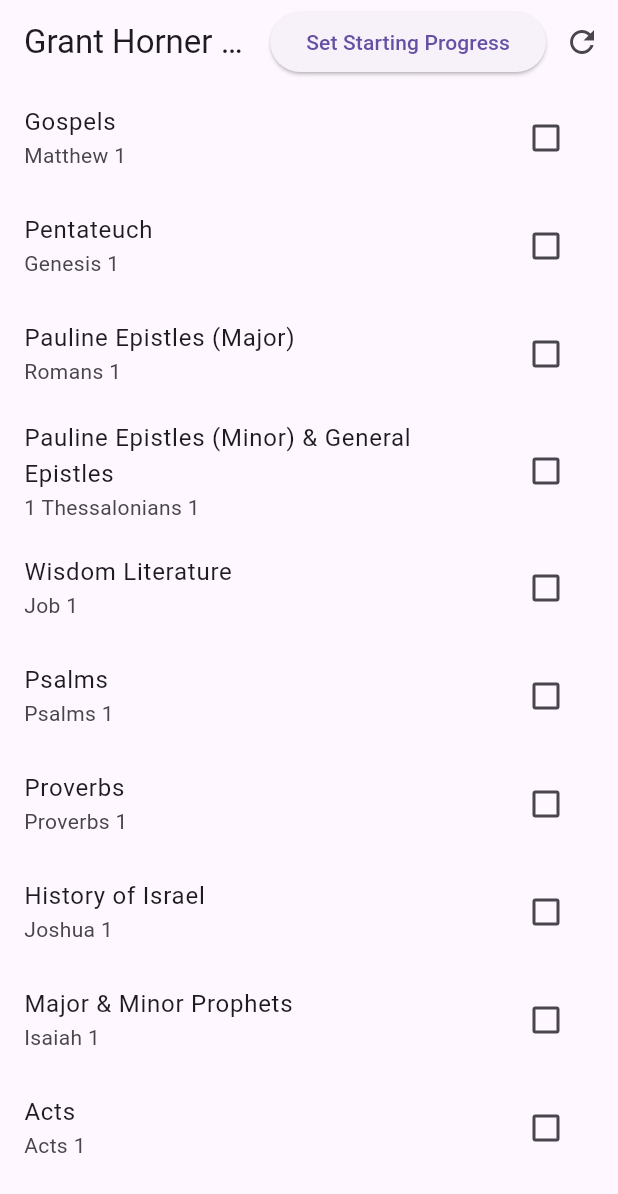
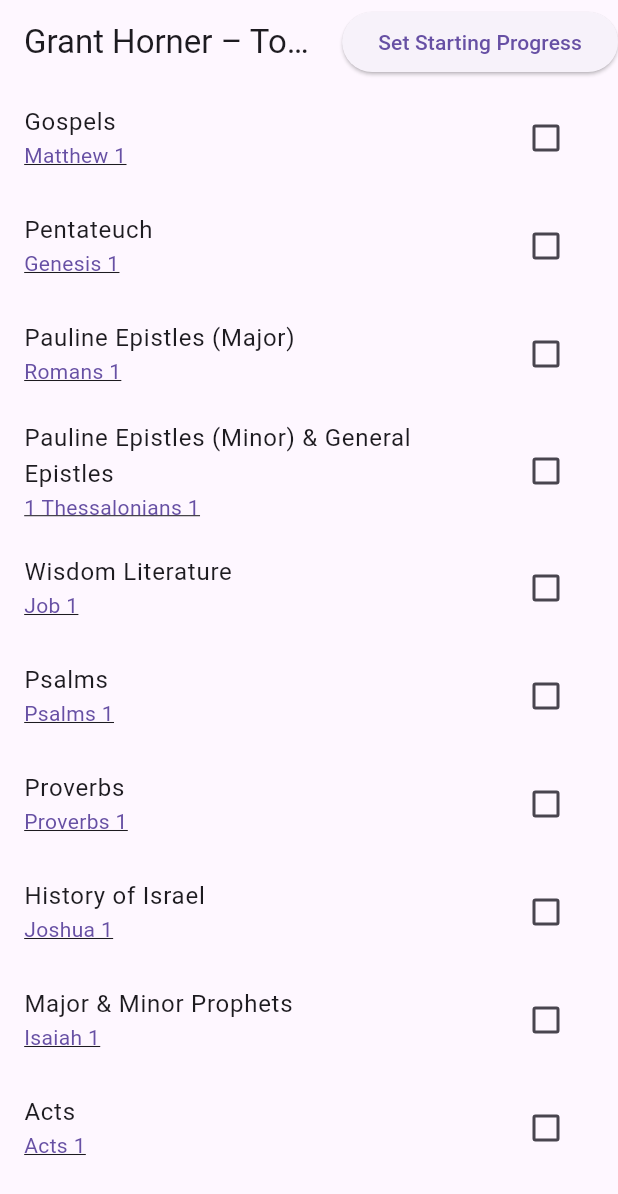
Before and after one commit to eltithecoder/grant_horners_system, a Flutter app: the screen it shows after launch, on a phone screen of 412 x 824 dp. Shown: the top 1194 px of the screen. Run offline on Flutter 3.47's test engine with Material 3 defaults, Android fonts, the phone set to English and light mode, and no system bars; our stand-ins replace firebase_core, shared_preferences; accounts and stored records are empty; statements that could not run were skipped.

Commit message:
changed pwa icons and added deep links

```diff
--- a/lib/main.dart
+++ b/lib/main.dart
@@ -1,7 +1,7 @@
 import 'package:firebase_core/firebase_core.dart';
 import 'package:flutter/material.dart';
 import 'package:grant_horners_system/firebase_options.dart';
-import 'package:grant_horners_system/presentation/home/home_page.dart';
+import 'package:grant_horners_system/presentation/home_page.dart';
 
 void main() async {
   await Firebase.initializeApp(options: DefaultFirebaseOptions.currentPlatform);
@@ -15,7 +15,7 @@ class MyApp extends StatelessWidget {
   @override
   Widget build(BuildContext context) {
     return MaterialApp(
-      title: 'Flutter Demo',
+      title: 'Bible Track',
       debugShowCheckedModeBanner: false,
       theme: ThemeData.light(),
       darkTheme: ThemeData.dark(),
--- a/lib/presentation/home/home_page.dart
+++ b/lib/presentation/home_page.dart
@@ -1,5 +1,5 @@
 import 'package:flutter/material.dart';
-import 'package:grant_horners_system/presentation/home/reading_list_overview.dart';
+import 'package:grant_horners_system/presentation/reading_list_overview.dart';
 
 class HomePage extends StatelessWidget {
   const HomePage({super.key});
--- a/lib/presentation/home/reading_list_overview.dart
+++ b/lib/presentation/reading_list_overview.dart
@@ -3,7 +3,8 @@
 import 'package:flutter/material.dart';
 import 'package:grant_horners_system/domain/entities/reading_daily_state.dart';
 import 'package:grant_horners_system/domain/entities/reading_list.dart';
-import 'package:grant_horners_system/domain/local_reading_progress_data_source.dart';
+import 'package:grant_horners_system/data/local_reading_progress_data_source.dart';
+import 'package:grant_horners_system/domain/link_helper.dart';
 import 'package:grant_horners_system/presentation/reading_progress_setup_page.dart';
 
 class ReadingOverviewPage extends StatefulWidget {
@@ -60,10 +61,10 @@ class _ReadingOverviewPageState extends State<ReadingOverviewPage> {
     });
   }
 
-  Future<void> _reset() async {
-    await _local.reset();
-    await _loadToday();
-  }
+  // Future<void> _reset() async {
+  //   await _local.reset();
+  //   await _loadToday();
+  // }
 
   @override
   Widget build(BuildContext context) {
@@ -96,11 +97,11 @@ class _ReadingOverviewPageState extends State<ReadingOverviewPage> {
           //   tooltip: 'Simulate next day',
           //   onPressed: _simulateNextDay,
           // ),
-          IconButton(
-            onPressed: _reset,
-            icon: const Icon(Icons.refresh),
-            tooltip: 'Reset all progress',
-          ),
+          // IconButton(
+          //   onPressed: _reset,
+          //   icon: const Icon(Icons.refresh),
+          //   tooltip: 'Reset all progress',
+          // ),
         ],
       ),
       body: ListView.builder(
@@ -112,7 +113,20 @@ class _ReadingOverviewPageState extends State<ReadingOverviewPage> {
 
           return ListTile(
             title: Text(list.title),
-            subtitle: Text('${chapter.book.title} ${chapter.chapter}'),
+            subtitle: MouseRegion(
+              cursor: SystemMouseCursors.click,
+              child: GestureDetector(
+                onTap: () =>
+                    openYouVersionForChapter(chapter.book, chapter.chapter),
+                child: Text(
+                  '${chapter.book.title} ${chapter.chapter}',
+                  style: TextStyle(
+                    decoration: TextDecoration.underline,
+                    color: Theme.of(context).colorScheme.primary,
+                  ),
+                ),
+              ),
+            ),
             trailing: Checkbox(
               value: dailyState.completed,
               onChanged: (val) => _onCheckChanged(list, val),
--- a/pubspec.yaml
+++ b/pubspec.yaml
@@ -37,6 +37,7 @@ dependencies:
   dartz: ^0.10.1
   shared_preferences: ^2.5.3
   firebase_core: ^4.2.1
+  url_launcher: ^6.3.2
 
 dev_dependencies:
   flutter_test:
```
Also changed, not shown: lib/core/youversion_osis.dart (added, +82 -0 lines), lib/domain/link_helper.dart (added, +22 -0 lines), lib/presentation/reading_progress_setup_page.dart (+11 -2 lines), lib/data/local_reading_progress_data_source.dart (renamed from lib/domain/local_reading_progress_data_source.dart), pubspec.lock, 8 other files.
